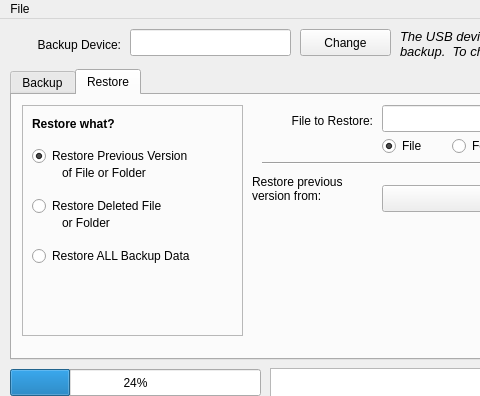
Above: mainwindow.ui from wasta-linux/wasta-backup before the change; both pictures show x 0 to 480 and y 0 to 396 of the 900 by 565 pixel window. Below: the same form after it.
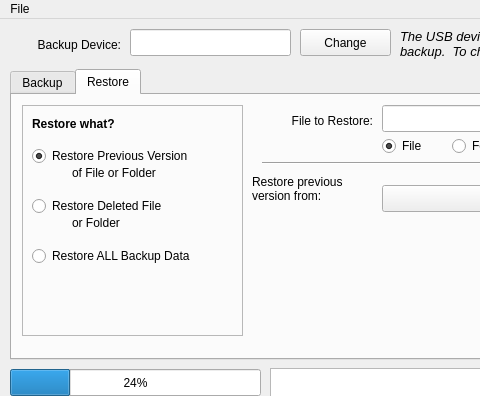
That is the form after the change.

Commit message: Additional modifications for "undo last restore"

What changed in the file:
```diff
--- a/mainwindow.ui
+++ b/mainwindow.ui
@@ -175,71 +175,7 @@
      <attribute name="title">
       <string>Restore</string>
      </attribute>
-     <widget class="QLabel" name="label_7">
-      <property name="geometry">
-       <rect>
-        <x>20</x>
-        <y>20</y>
-        <width>191</width>
-        <height>17</height>
-       </rect>
-      </property>
-      <property name="font">
-       <font>
-        <weight>75</weight>
-        <bold>true</bold>
-       </font>
-      </property>
-      <property name="text">
-       <string>Restore what?</string>
-      </property>
-     </widget>
-     <widget class="QRadioButton" name="restorePrevRadio">
-      <property name="geometry">
-       <rect>
-        <x>20</x>
-        <y>50</y>
-        <width>221</width>
-        <height>22</height>
-       </rect>
-      </property>
-      <property name="text">
-       <string>Restore Previous Version</string>
-      </property>
-      <property name="checked">
-       <bool>true</bool>
-      </property>
-      <property name="autoRepeat">
-       <bool>false</bool>
-      </property>
-     </widget>
-     <widget class="QRadioButton" name="restoreDelRadio">
-      <property name="geometry">
-       <rect>
-        <x>20</x>
-        <y>100</y>
-        <width>221</width>
-        <height>22</height>
-       </rect>
-      </property>
-      <property name="text">
-       <string>Restore Deleted File</string>
-      </property>
-     </widget>
-     <widget class="QRadioButton" name="restoreAllRadio">
-      <property name="geometry">
-       <rect>
-        <x>20</x>
-        <y>150</y>
-        <width>211</width>
-        <height>22</height>
-       </rect>
-      </property>
-      <property name="text">
-       <string>Restore ALL Backup Data</string>
-      </property>
-     </widget>
-     <widget class="QFrame" name="frame">
+     <widget class="QFrame" name="restTypeFrame">
       <property name="geometry">
        <rect>
         <x>10</x>
@@ -254,23 +190,36 @@
       <property name="frameShadow">
        <enum>QFrame::Raised</enum>
       </property>
-      <widget class="QLabel" name="label_6">
+      <widget class="QRadioButton" name="restoreAllRadio">
        <property name="geometry">
         <rect>
-         <x>40</x>
-         <y>60</y>
-         <width>141</width>
-         <height>16</height>
+         <x>10</x>
+         <y>140</y>
+         <width>211</width>
+         <height>22</height>
         </rect>
        </property>
        <property name="text">
-        <string>of File or Folder</string>
+        <string>Restore ALL Backup Data</string>
+       </property>
+      </widget>
+      <widget class="QRadioButton" name="restoreDelRadio">
+       <property name="geometry">
+        <rect>
+         <x>10</x>
+         <y>90</y>
+         <width>211</width>
+         <height>22</height>
+        </rect>
+       </property>
+       <property name="text">
+        <string>Restore Deleted File</string>
        </property>
       </widget>
       <widget class="QLabel" name="label_8">
        <property name="geometry">
         <rect>
-         <x>40</x>
+         <x>50</x>
          <y>110</y>
          <width>141</width>
          <height>16</height>
@@ -280,6 +229,57 @@
         <string>or Folder</string>
        </property>
       </widget>
+      <widget class="QRadioButton" name="restorePrevRadio">
+       <property name="geometry">
+        <rect>
+         <x>10</x>
+         <y>40</y>
+         <width>211</width>
+         <height>22</height>
+        </rect>
+       </property>
+       <property name="text">
+        <string>Restore Previous Version</string>
+       </property>
+       <property name="checked">
+        <bool>true</bool>
+       </property>
+       <property name="autoRepeat">
+        <bool>false</bool>
+       </property>
+      </widget>
+      <widget class="QLabel" name="label_6">
+       <property name="geometry">
+        <rect>
+         <x>50</x>
+         <y>60</y>
+         <width>141</width>
+         <height>16</height>
+        </rect>
+       </property>
+       <property name="text">
+        <string>of File or Folder</string>
+       </property>
+      </widget>
+      <widget class="QLabel" name="label_7">
+       <property name="geometry">
+        <rect>
+         <x>10</x>
+         <y>10</y>
+         <width>131</width>
+         <height>17</height>
+        </rect>
+       </property>
+       <property name="font">
+        <font>
+         <weight>75</weight>
+         <bold>true</bold>
+        </font>
+       </property>
+       <property name="text">
+        <string>Restore what?</string>
+       </property>
+      </widget>
      </widget>
      <widget class="QStackedWidget" name="restorePageWidget">
       <property name="geometry">
```
Left out of the diff: 10 changed lines with no effect on the pictures. The commit also changes 1 other file.
